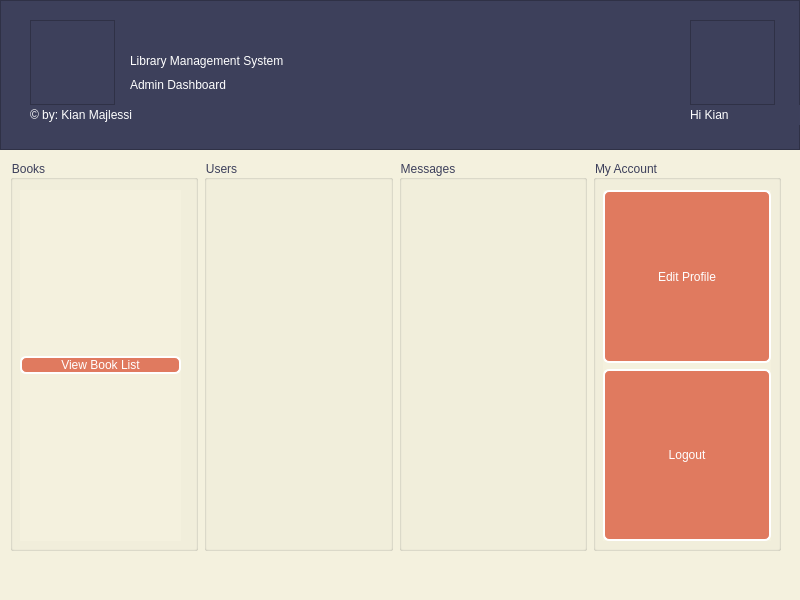
Before: the Qt Designer form mainwindow.ui in kianmajl/Library, drawn with Qt 5.
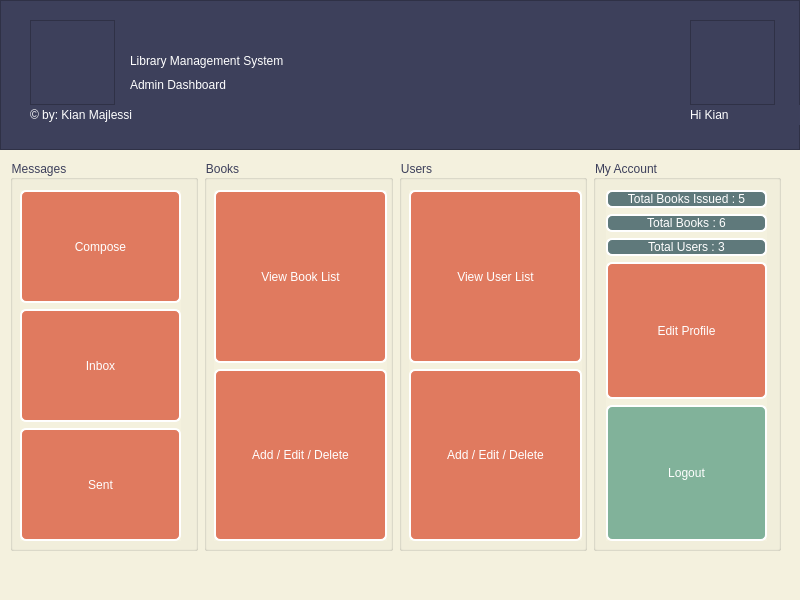
After: the same form once the commit is applied. Icons and pictures are not drawn.

What changed in the file:
```diff
--- a/mainwindow.ui
+++ b/mainwindow.ui
@@ -46,6 +46,26 @@
 QPushButton:hover
 {
 	background-color: rgb(242, 204, 143);
+}
+QPushButton#pushButton_logout
+{
+	background-color: rgb(129, 178, 154);
+}
+QPushButton#pushButton_totalb
+{
+	background-color: rgb(95, 121, 123);
+}
+QPushButton#pushButton_totalbissued
+{
+	background-color: rgb(95, 121, 123);
+}
+QPushButton#pushButton_totaluser
+{
+	background-color: rgb(95, 121, 123);
+}
+QPushButton:hover#pushButton_logout
+{
+	background-color: rgb(242, 204, 143);
 }</string>
   </property>
   <widget class="QWidget" name="centralwidget">
@@ -181,6 +201,64 @@
      </rect>
     </property>
     <layout class="QHBoxLayout" name="horizontalLayout">
+     <item>
+      <widget class="QGroupBox" name="groupBox_3">
+       <property name="title">
+        <string>Messages</string>
+       </property>
+       <widget class="QWidget" name="verticalLayoutWidget_4">
+        <property name="geometry">
+         <rect>
+          <x>10</x>
+          <y>30</y>
+          <width>161</width>
+          <height>351</height>
+         </rect>
+        </property>
+        <layout class="QVBoxLayout" name="verticalLayout_4">
+         <item>
+          <widget class="QPushButton" name="pushButton_13">
+           <property name="sizePolicy">
+            <sizepolicy hsizetype="Expanding" vsizetype="Expanding">
+             <horstretch>0</horstretch>
+             <verstretch>0</verstretch>
+            </sizepolicy>
+           </property>
+           <property name="text">
+            <string>Compose</string>
+           </property>
+          </widget>
+         </item>
+         <item>
+          <widget class="QPushButton" name="pushButton_12">
+           <property name="sizePolicy">
+            <sizepolicy hsizetype="Expanding" vsizetype="MinimumExpanding">
+             <horstretch>0</horstretch>
+             <verstretch>0</verstretch>
+            </sizepolicy>
+           </property>
+           <property name="text">
+            <string>Inbox</string>
+           </property>
+          </widget>
+         </item>
+         <item>
+          <widget class="QPushButton" name="pushButton_14">
+           <property name="sizePolicy">
+            <sizepolicy hsizetype="Expanding" vsizetype="Expanding">
+             <horstretch>0</horstretch>
+             <verstretch>0</verstretch>
+            </sizepolicy>
+           </property>
+           <property name="text">
+            <string>Sent</string>
+           </property>
+          </widget>
+         </item>
+        </layout>
+       </widget>
+      </widget>
+     </item>
      <item>
       <widget class="QGroupBox" name="groupBox">
        <property name="title">
@@ -191,18 +269,37 @@
          <rect>
           <x>10</x>
           <y>30</y>
-          <width>161</width>
+          <width>173</width>
           <height>351</height>
          </rect>
         </property>
         <layout class="QVBoxLayout" name="verticalLayout_2">
          <item>
-          <widget class="QPushButton" name="pushButton_7">
+          <widget class="QPushButton" name="pushButton_10">
+           <property name="sizePolicy">
+            <sizepolicy hsizetype="Expanding" vsizetype="Expanding">
+             <horstretch>0</horstretch>
+             <verstretch>0</verstretch>
+            </sizepolicy>
+           </property>
            <property name="text">
             <string>View Book List</string>
            </property>
           </widget>
          </item>
+         <item>
+          <widget class="QPushButton" name="pushButton_7">
+           <property name="sizePolicy">
+            <sizepolicy hsizetype="Expanding" vsizetype="Expanding">
+             <horstretch>0</horstretch>
+             <verstretch>0</verstretch>
+            </sizepolicy>
+           </property>
+           <property name="text">
+            <string>Add / Edit / Delete</string>
+           </property>
+          </widget>
+         </item>
         </layout>
        </widget>
       </widget>
@@ -212,13 +309,44 @@
        <property name="title">
         <string>Users</string>
        </property>
-      </widget>
-     </item>
-     <item>
-      <widget class="QGroupBox" name="groupBox_3">
-       <property name="title">
-        <string>Messages</string>
-       </property>
+       <widget class="QWidget" name="verticalLayoutWidget_3">
+        <property name="geometry">
+         <rect>
+          <x>10</x>
+          <y>30</y>
+          <width>173</width>
+          <height>351</height>
+         </rect>
+        </property>
+        <layout class="QVBoxLayout" name="verticalLayout_3">
+         <item>
+          <widget class="QPushButton" name="pushButton_11">
+           <property name="sizePolicy">
+            <sizepolicy hsizetype="Expanding" vsizetype="Expanding">
+             <horstretch>0</horstretch>
+             <verstretch>0</verstretch>
+            </sizepolicy>
+           </property>
+           <property name="text">
+            <string>View User List</string>
+           </property>
+          </widget>
+         </item>
+         <item>
+          <widget class="QPushButton" name="pushButton_8">
+           <property name="sizePolicy">
+            <sizepolicy hsizetype="Expanding" vsizetype="Expanding">
+             <horstretch>0</horstretch>
+             <verstretch>0</verstretch>
+            </sizepolicy>
+           </property>
+           <property name="text">
+            <string>Add / Edit / Delete</string>
+           </property>
+          </widget>
+         </item>
+        </layout>
+       </widget>
       </widget>
      </item>
      <item>
@@ -229,15 +357,45 @@
        <widget class="QWidget" name="verticalLayoutWidget">
         <property name="geometry">
          <rect>
-          <x>10</x>
+          <x>13</x>
           <y>30</y>
-          <width>168</width>
+          <width>161</width>
           <height>351</height>
          </rect>
         </property>
         <layout class="QVBoxLayout" name="verticalLayout">
          <item>
-          <widget class="QPushButton" name="pushButton_2">
+          <widget class="QPushButton" name="pushButton_totalbissued">
+           <property name="enabled">
+            <bool>false</bool>
+           </property>
+           <property name="text">
+            <string>Total Books Issued : 5</string>
+           </property>
+          </widget>
+         </item>
+         <item>
+          <widget class="QPushButton" name="pushButton_totalb">
+           <property name="enabled">
+            <bool>false</bool>
+           </property>
+           <property name="text">
+            <string>Total Books : 6</string>
+           </property>
+          </widget>
+         </item>
+         <item>
+          <widget class="QPushButton" name="pushButton_totaluser">
+           <property name="enabled">
+            <bool>false</bool>
+           </property>
+           <property name="text">
+            <string>Total Users : 3</string>
+           </property>
+          </widget>
+         </item>
+         <item>
+          <widget class="QPushButton" name="pushButton_editprofile">
            <property name="sizePolicy">
             <sizepolicy hsizetype="Expanding" vsizetype="Expanding">
              <horstretch>0</horstretch>
@@ -250,7 +408,7 @@
           </widget>
          </item>
          <item>
-          <widget class="QPushButton" name="pushButton">
+          <widget class="QPushButton" name="pushButton_logout">
            <property name="sizePolicy">
             <sizepolicy hsizetype="Expanding" vsizetype="Expanding">
              <horstretch>0</horstretch>
```
